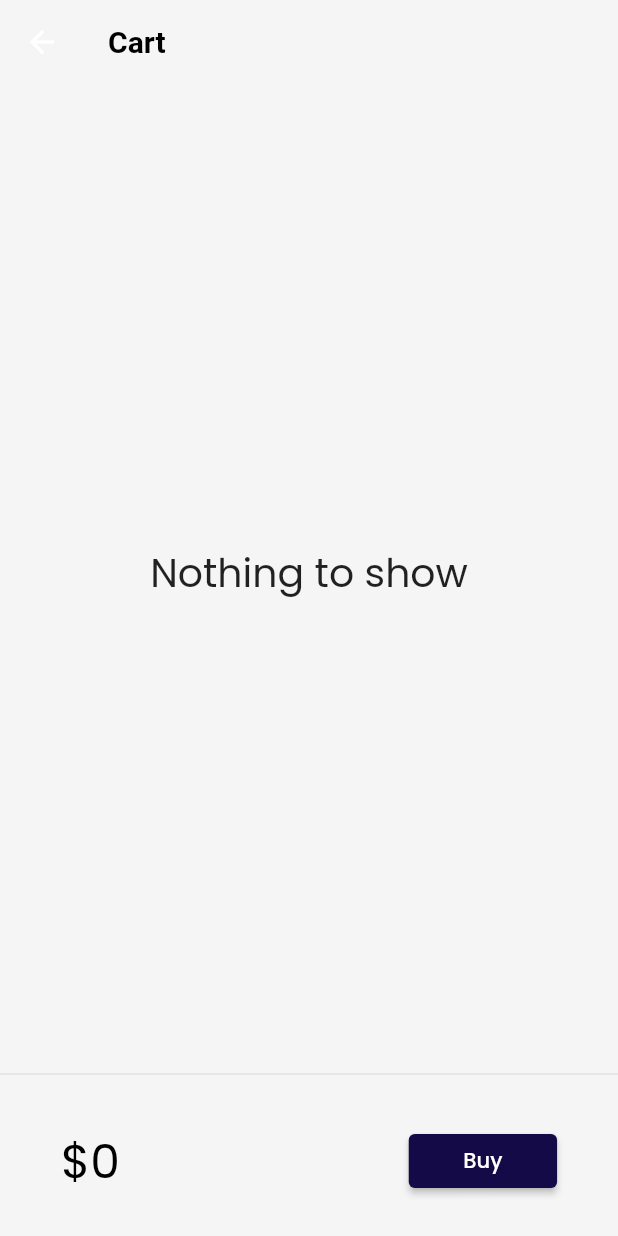
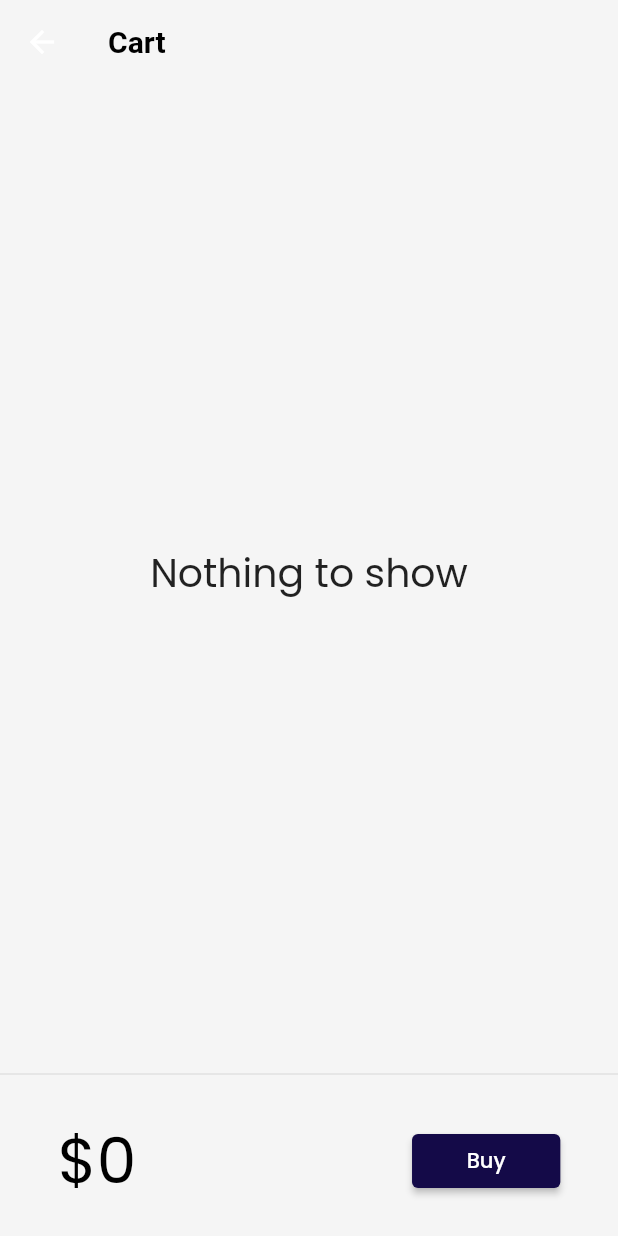
Before and after one commit to Iman129/myflutterwork, a Flutter app: the CartPage screen opened by its route, on a phone screen of 412 x 824 dp. Run offline on Flutter 3.47's test engine with Material 2 defaults, Android fonts, the phone set to English and light mode, and no system bars; drawn by our look-alikes of velocity_x; our stand-ins replace google_fonts; network calls fail.

Commit message:
day26 completed

```diff
--- a/lib/models/cart.dart
+++ b/lib/models/cart.dart
@@ -32,10 +32,8 @@ class CartModel {
     _itemIds.add(item.id); //remove is a predefined function
   }
 
-  //Remove Item
-  void remove(Item item) {
-    _itemIds.remove(item.id); //remove is a predefined function
-  }
+
+
 }
 
 class AddMutation extends VxMutation<MyStore> {
@@ -47,3 +45,12 @@ class AddMutation extends VxMutation<MyStore> {
     store!.cart._itemIds.add(item.id);
   }
 }
+class RemoveMutation extends VxMutation<MyStore> {
+  @override
+  final Item item;
+
+  RemoveMutation(this.item);
+  perform() {
+    store!.cart._itemIds.remove(item.id);
+  }
+}
--- a/lib/pages/cart_page.dart
+++ b/lib/pages/cart_page.dart
@@ -2,6 +2,7 @@ import 'package:flutter/material.dart';
 import 'package:myfirst_app/models/cart.dart';
 //import 'package:myfirst_app/widgets/themes.dart';
 import 'package:velocity_x/velocity_x.dart ';
+import 'package:provider/provider.dart';
 
 import '../core/store.dart';
 
@@ -10,7 +11,6 @@ class CartPage extends StatelessWidget {
 
   @override
   Widget build(BuildContext context) {
-
     return Scaffold(
       backgroundColor: context.canvasColor,
       appBar: AppBar(
@@ -31,20 +31,25 @@ class CartPage extends StatelessWidget {
 class _CartTotal extends StatelessWidget {
   //const MyWidget({Key? key}) : super(key: key);
 
-
   @override
   Widget build(BuildContext context) {
-
+    print("rebuild happened"); //on console
     final CartModel _cart = (VxState.store as MyStore).cart;
     return SizedBox(
       height: 100,
       child: Row(mainAxisAlignment: MainAxisAlignment.spaceAround, children: [
-        // ignore: deprecated_member_use
-        "\$${_cart.totalPrice}"
-            .text
-            .xl4
-            .color(context.theme.accentColor)
-            .make(), //total price
+        VxBuilder(
+          mutations: {RemoveMutation},
+          builder: (BuildContext context, store, VxStatus? status) {
+            print("rebuild happened"); //on removing an object
+            return "\$${_cart.totalPrice}"
+                .text
+                .xl5
+                // ignore: deprecated_member_use
+                .color(context.theme.accentColor)
+                .make();
+          },
+        ),
         30.widthBox,
         ElevatedButton(
                 onPressed: () {
@@ -63,9 +68,10 @@ class _CartTotal extends StatelessWidget {
   }
 }
 
-class _CartList extends  StatelessWidget{
+class _CartList extends StatelessWidget {
   //final _cart = CartModel();
   Widget build(BuildContext context) {
+    VxState.watch(context, on: [RemoveMutation]);
     final CartModel _cart = (VxState.store as MyStore).cart;
     return _cart.items!.isEmpty
         ? "Nothing to show".text.xl3.makeCentered()
@@ -78,8 +84,7 @@ class _CartList extends  StatelessWidget{
               trailing: IconButton(
                 icon: Icon(Icons.remove_circle_outline),
                 onPressed: () {
-                  _cart.remove(_cart.items![index]);
-
+                  RemoveMutation(_cart.items![index]);
                 },
               ),
               title: _cart.items![index].name.text
--- a/lib/widgets/home_widgets/add_to_cart.dart
+++ b/lib/widgets/home_widgets/add_to_cart.dart
@@ -17,11 +17,11 @@ class AddToCart extends StatelessWidget {
   // final _cart = CartModel();
   @override
   Widget build(BuildContext context) {
-    VxState.watch(context, on: [AddMutation]);
+    VxState.watch(context, on: [AddMutation,RemoveMutation]);
     final CartModel _cart = (VxState.store as MyStore).cart;
    // final CatalogModel _catalog = (VxState.store as MyStore).catalog;
 
-    bool isInCart = _cart.items!.contains(catalog) ?? false;
+    bool isInCart = _cart.items!.contains(catalog);
     return ElevatedButton(
       onPressed: () {
         if (!isInCart) {
--- a/pubspec.yaml
+++ b/pubspec.yaml
@@ -39,6 +39,7 @@ dependencies:
   cupertino_icons: ^1.0.2
   google_fonts: ^3.0.1
   velocity_x: ^3.5.1
+  provider: ^6.0.3
 
 
 dev_dependencies:
```
Also changed, not shown: pubspec.lock.
